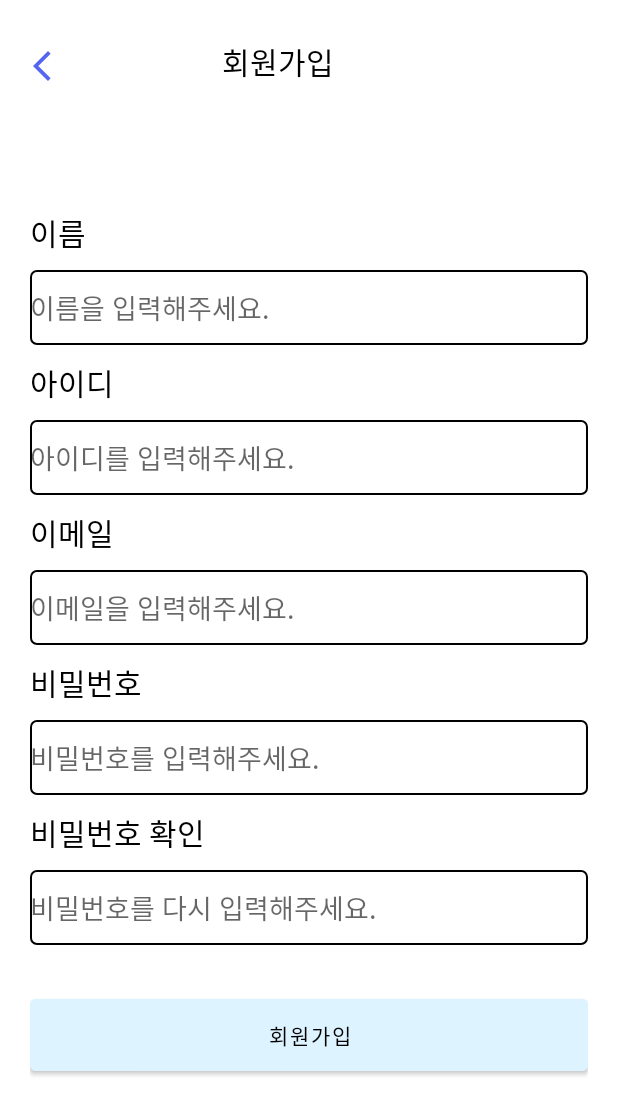
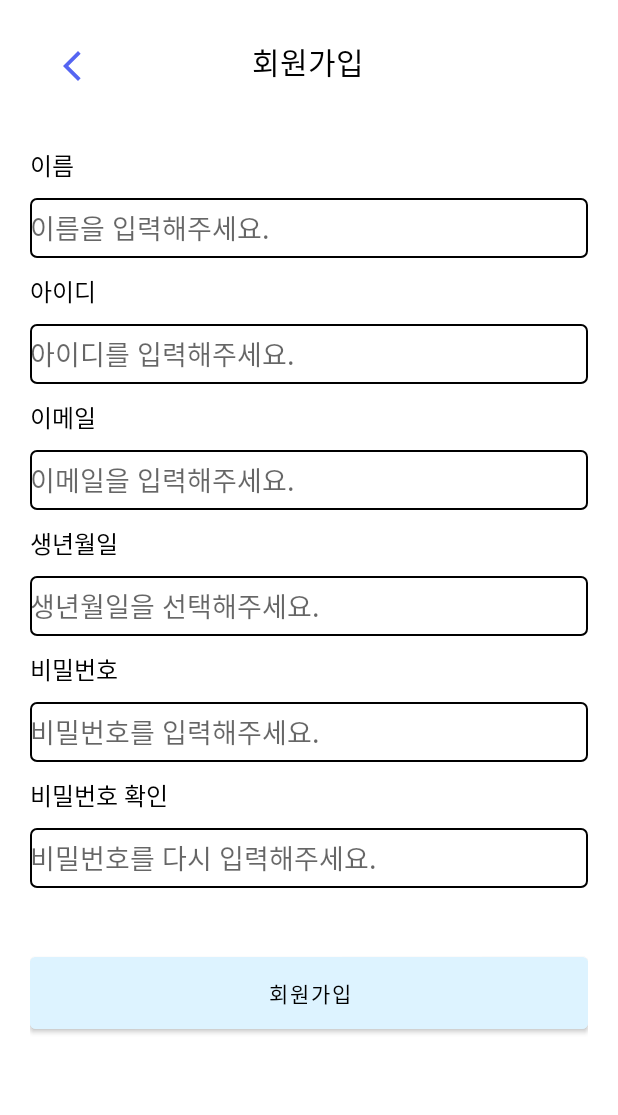
Before and after one commit to minzero31/2024-meit-frontend, an Android app: the fragment SignupFragment placed in its activity, after a tap on "회원가입", on a phone screen of 412 x 824 dp. Shown: the top 1115 px of the screen. Run offline under Robolectric (Android 15) with nearby library versions, the light colour scheme and no system bars.

Commit message:
Connect : login 및 signup API 통신, 백엔드 연동 완료 & 레이아웃 수정 #15 #8

```diff
--- a/app/src/main/java/com/example/a2024_meit_frontend/network/RetrofitClient.kt
+++ b/app/src/main/java/com/example/a2024_meit_frontend/network/RetrofitClient.kt
@@ -1,5 +1,4 @@
 package com.example.a2024_meit_frontend.network
-
 
 import retrofit2.Retrofit
 import retrofit2.converter.gson.GsonConverterFactory
--- a/app/src/main/java/com/example/a2024_meit_frontend/ui/signup/SignupFragment.kt
+++ b/app/src/main/java/com/example/a2024_meit_frontend/ui/signup/SignupFragment.kt
@@ -1,5 +1,6 @@
 package com.example.a2024_meit_frontend.ui.signup
 
+import android.app.DatePickerDialog
 import android.os.Bundle
 import android.util.Log
 import android.view.LayoutInflater
@@ -16,6 +17,7 @@ import com.example.a2024_meit_frontend.network.SignupResponse
 import retrofit2.Call
 import retrofit2.Callback
 import retrofit2.Response
+import java.util.Calendar
 
 class SignupFragment : Fragment() {
 
@@ -24,6 +26,7 @@ class SignupFragment : Fragment() {
     private lateinit var emailInput: EditText
     private lateinit var passwordInput: EditText
     private lateinit var passwordConfirmInput: EditText
+    private lateinit var birthInput: EditText
     private lateinit var signupButton: Button
 
     override fun onCreateView(
@@ -39,7 +42,13 @@ class SignupFragment : Fragment() {
         emailInput = view.findViewById(R.id.input_email)
         passwordInput = view.findViewById(R.id.input_password)
         passwordConfirmInput = view.findViewById(R.id.input_password_confirm)
+        birthInput = view.findViewById(R.id.input_birth)
         signupButton = view.findViewById(R.id.signup_button)
+
+        // 생일 입력란 클릭 시 DatePickerDialog 표시
+        birthInput.setOnClickListener {
+            showDatePickerDialog()
+        }
 
         // 회원가입 버튼 클릭 리스너 설정
         signupButton.setOnClickListener {
@@ -48,11 +57,12 @@ class SignupFragment : Fragment() {
             val passwordConfirm = passwordConfirmInput.text.toString()
             val name = nameInput.text.toString()
             val email = emailInput.text.toString()
+            val birth = birthInput.text.toString()
 
             // 비밀번호 확인 일치 여부 및 모든 필드가 채워졌는지 확인
-            if (username.isNotEmpty() && password.isNotEmpty() && passwordConfirm.isNotEmpty() && name.isNotEmpty() && email.isNotEmpty()) {
+            if (username.isNotEmpty() && password.isNotEmpty() && passwordConfirm.isNotEmpty() && name.isNotEmpty() && email.isNotEmpty() && birth.isNotEmpty()) {
                 if (password == passwordConfirm) {
-                    sendSignupRequest(username, password, name, email)
+                    sendSignupRequest(username, password, name, email, birth)
                 } else {
                     Toast.makeText(requireContext(), "비밀번호가 일치하지 않습니다.", Toast.LENGTH_SHORT).show()
                 }
@@ -64,9 +74,23 @@ class SignupFragment : Fragment() {
         return view
     }
 
+    // DatePickerDialog 표시
+    private fun showDatePickerDialog() {
+        val calendar = Calendar.getInstance()
+        val year = calendar.get(Calendar.YEAR)
+        val month = calendar.get(Calendar.MONTH)
+        val day = calendar.get(Calendar.DAY_OF_MONTH)
+
+        val datePickerDialog = DatePickerDialog(requireContext(), { _, selectedYear, selectedMonth, selectedDay ->
+            birthInput.setText("$selectedYear-${selectedMonth + 1}-$selectedDay")
+        }, year, month, day)
+
+        datePickerDialog.show()
+    }
+
     // 회원가입 요청 보내는 함수
-    private fun sendSignupRequest(username: String, password: String, name: String, email: String) {
-        val request = SignupRequest(username, password, name, email, "")
+    private fun sendSignupRequest(username: String, password: String, name: String, email: String, birth: String) {
+        val request = SignupRequest(username, password, name, email, birth)
 
         RetrofitClient.instance.signup(request).enqueue(object : Callback<SignupResponse> {
             override fun onResponse(call: Call<SignupResponse>, response: Response<SignupResponse>) {
--- a/app/src/main/res/layout/fragment_signup.xml
+++ b/app/src/main/res/layout/fragment_signup.xml
@@ -1,16 +1,24 @@
 <?xml version="1.0" encoding="utf-8"?>
 <androidx.constraintlayout.widget.ConstraintLayout
     xmlns:android="http://schemas.android.com/apk/res/android"
+    xmlns:app="http://schemas.android.com/apk/res-auto"
     android:id="@+id/signup_layout"
     android:layout_width="match_parent"
     android:layout_height="match_parent"
     android:background="@color/white">
 
+    <!-- 상단 LinearLayout (이전 버튼과 회원가입 제목) -->
     <LinearLayout
+        android:id="@+id/top_bar"
+        android:layout_width="match_parent"
+        android:layout_height="wrap_content"
+        android:orientation="horizontal"
         android:layout_marginTop="20dp"
-        android:layout_width="match_parent"
-        android:layout_height="match_parent"
-        android:orientation="horizontal">
+        android:layout_marginStart="20dp"
+        android:layout_marginEnd="20dp"
+        app:layout_constraintTop_toTopOf="parent"
+        app:layout_constraintStart_toStartOf="parent"
+        app:layout_constraintEnd_toEndOf="parent">
 
         <Button
             android:id="@+id/before_signup_button"
@@ -21,137 +29,162 @@
             android:drawablePadding="0dp"
             android:text="" />
 
-
         <TextView
-            android:layout_marginStart="60dp"
             android:id="@+id/signup_title_textView"
             android:layout_width="wrap_content"
             android:layout_height="wrap_content"
-            android:layout_weight="1"
+            android:layout_marginStart="60dp"
             android:text="회원가입"
             android:textColor="@color/black"
             android:textSize="20sp"/>
     </LinearLayout>
 
+    <!-- 입력 폼 LinearLayout -->
     <LinearLayout
-        android:layout_marginTop="140dp"
+        android:id="@+id/signup_form"
+        android:layout_width="match_parent"
+        android:layout_height="wrap_content"
+        android:orientation="vertical"
+        android:layout_marginTop="30dp"
         android:layout_marginStart="20dp"
         android:layout_marginEnd="20dp"
-        android:layout_width="match_parent"
-        android:layout_height="match_parent"
-        android:orientation="vertical">
+        app:layout_constraintTop_toBottomOf="@id/top_bar"
+        app:layout_constraintStart_toStartOf="parent"
+        app:layout_constraintEnd_toEndOf="parent">
 
+        <!-- 이름 입력 -->
         <TextView
             android:id="@+id/signup_name"
             android:layout_width="match_parent"
             android:layout_height="wrap_content"
             android:text="이름"
             android:layout_marginBottom="10dp"
-            android:textSize="20sp"
+            android:textSize="16sp"
             android:textColor="@color/black"/>
 
         <EditText
             android:id="@+id/input_name"
             android:layout_width="match_parent"
-            android:layout_height="50dp"
-            android:ems="10"
-            android:inputType="text"
+            android:layout_height="40dp"
             android:layout_marginBottom="10dp"
+            android:hint="이름을 입력해주세요."
             android:textColor="@color/black"
-            android:background="@drawable/edittext_background"
-            android:hint="이름을 입력해주세요." />
+            android:background="@drawable/edittext_background"/>
 
+        <!-- 아이디 입력 -->
         <TextView
             android:id="@+id/signup_id"
             android:layout_width="match_parent"
             android:layout_height="wrap_content"
+            android:text="아이디"
             android:layout_marginBottom="10dp"
-            android:text="아이디"
-            android:textSize="20sp"
+            android:textSize="16sp"
             android:textColor="@color/black"/>
 
         <EditText
             android:id="@+id/input_id"
             android:layout_width="match_parent"
-            android:layout_height="50dp"
-            android:ems="10"
-            android:inputType="text"
+            android:layout_height="40dp"
             android:layout_marginBottom="10dp"
+            android:hint="아이디를 입력해주세요."
             android:textColor="@color/black"
-            android:background="@drawable/edittext_background"
-            android:hint="아이디를 입력해주세요." />
+            android:background="@drawable/edittext_background"/>
 
+        <!-- 이메일 입력 -->
         <TextView
             android:id="@+id/signup_email"
             android:layout_width="match_parent"
             android:layout_height="wrap_content"
+            android:text="이메일"
             android:layout_marginBottom="10dp"
-            android:text="이메일"
-            android:textSize="20sp"
+            android:textSize="16sp"
             android:textColor="@color/black"/>
 
         <EditText
             android:id="@+id/input_email"
             android:layout_width="match_parent"
-            android:layout_height="50dp"
-            android:ems="10"
-            android:inputType="text"
+            android:layout_height="40dp"
             android:layout_marginBottom="10dp"
+            android:hint="이메일을 입력해주세요."
             android:textColor="@color/black"
-            android:background="@drawable/edittext_background"
-            android:hint="이메일을 입력해주세요." />
+            android:background="@drawable/edittext_background"/>
 
+        <!-- 생년월일 입력 -->
+        <LinearLayout
+            android:layout_width="match_parent"
+            android:layout_height="wrap_content"
+            android:orientation="vertical"
+            android:layout_marginBottom="10dp">
 
+            <TextView
+                android:id="@+id/signup_birth"
+                android:layout_width="match_parent"
+                android:layout_height="wrap_content"
+                android:text="생년월일"
+                android:textSize="16sp"
+                android:textColor="@color/black"
+                android:layout_marginBottom="10dp"/>
+
+            <EditText
+                android:id="@+id/input_birth"
+                android:layout_width="match_parent"
+                android:layout_height="40dp"
+                android:ems="10"
+                android:focusable="false"
+                android:hint="생년월일을 선택해주세요."
+                android:textColor="@color/black"
+                android:background="@drawable/edittext_background"/>
+        </LinearLayout>
+
+        <!-- 비밀번호 입력 -->
         <TextView
             android:id="@+id/textView3"
             android:layout_width="match_parent"
             android:layout_height="wrap_content"
             android:text="비밀번호"
-            android:textSize="20sp"
             android:layout_marginBottom="10dp"
+            android:textSize="16sp"
             android:textColor="@color/black"/>
 
         <EditText
             android:id="@+id/input_password"
             android:layout_width="match_parent"
-            android:layout_height="50dp"
+            android:layout_height="40dp"
             android:layout_marginBottom="10dp"
-            android:ems="10"
+            android:hint="비밀번호를 입력해주세요."
+            android:textColor="@color/black"
             android:inputType="textPassword"
-            android:textColor="@color/black"
-            android:background="@drawable/edittext_background"
-            android:hint="비밀번호를 입력해주세요."/>
+            android:background="@drawable/edittext_background"/>
 
+        <!-- 비밀번호 확인 -->
         <TextView
             android:id="@+id/signup_password_confirm"
             android:layout_width="match_parent"
             android:layout_height="wrap_content"
             android:text="비밀번호 확인"
             android:layout_marginBottom="10dp"
-            android:textSize="20sp"
+            android:textSize="16sp"
             android:textColor="@color/black"/>
 
         <EditText
             android:id="@+id/input_password_confirm"
             android:layout_width="match_parent"
-            android:layout_height="50dp"
-            android:ems="10"
+            android:layout_height="40dp"
+            android:layout_marginBottom="10dp"
+            android:hint="비밀번호를 다시 입력해주세요."
+            android:textColor="@color/black"
             android:inputType="textPassword"
-            android:textColor="@color/black"
-            android:background="@drawable/edittext_background"
-            android:hint="비밀번호를 다시 입력해주세요."/>
+            android:background="@drawable/edittext_background"/>
 
-
+        <!-- 회원가입 버튼 -->
         <Button
             android:id="@+id/signup_button"
             android:layout_width="match_parent"
             android:layout_height="60dp"
             android:layout_marginTop="30dp"
-            android:layout_marginBottom="0dp"
             android:text="회원가입"
             android:gravity="center"
             android:textColor="@color/black"
             android:backgroundTint="@color/sky_blue"/>
-
     </LinearLayout>
 </androidx.constraintlayout.widget.ConstraintLayout>
```
Also changed, not shown: app/src/main/java/com/example/a2024_meit_frontend/ui/login/LoginFragment.kt (+57 -1 lines).
